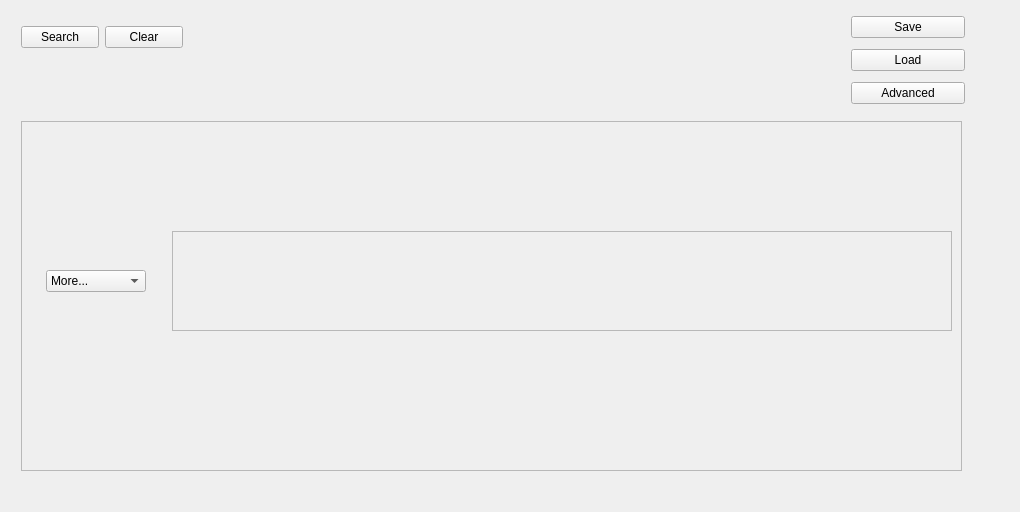
This is query/scroll.ui in BioSignalML/biosignalml-browser as Qt 5 draws it before an edit. The edited form follows.
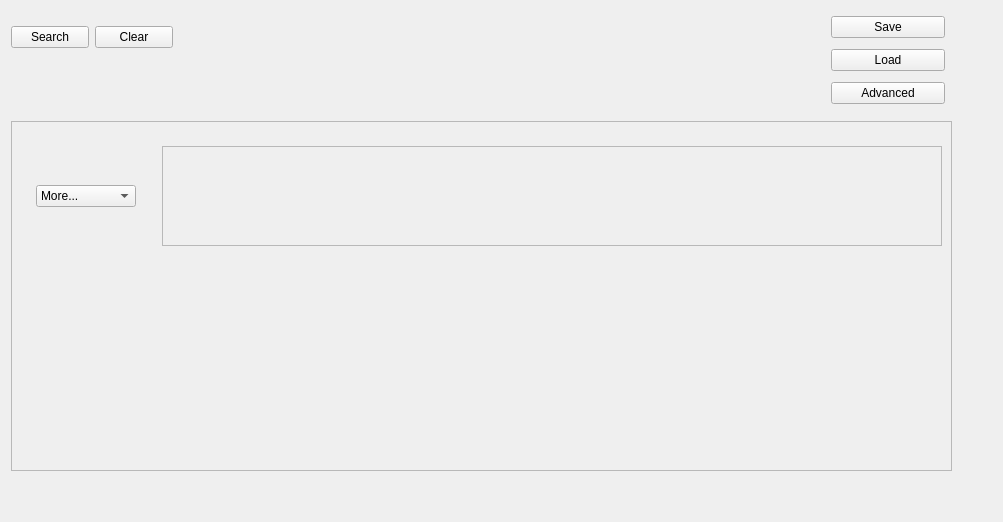
This is the edited form. Custom widgets are drawn as their Qt base class.

Commit message: Limit rows in expressions; tweaks to layout.

Diff of the .ui file:
```diff
--- a/query/scroll.ui
+++ b/query/scroll.ui
@@ -6,8 +6,8 @@
    <rect>
     <x>0</x>
     <y>0</y>
-    <width>1020</width>
-    <height>512</height>
+    <width>1003</width>
+    <height>522</height>
    </rect>
   </property>
   <property name="windowTitle">
@@ -27,8 +27,8 @@
        <rect>
         <x>0</x>
         <y>0</y>
-        <width>996</width>
-        <height>488</height>
+        <width>979</width>
+        <height>498</height>
        </rect>
       </property>
       <property name="sizePolicy">
@@ -39,14 +39,14 @@
       </property>
       <property name="minimumSize">
        <size>
-        <width>970</width>
-        <height>470</height>
+        <width>960</width>
+        <height>480</height>
        </size>
       </property>
       <widget class="QFrame" name="Frame">
        <property name="geometry">
         <rect>
-         <x>10</x>
+         <x>0</x>
          <y>110</y>
          <width>941</width>
          <height>350</height>
@@ -85,7 +85,7 @@
           <x>0</x>
           <y>0</y>
           <width>951</width>
-          <height>521</height>
+          <height>351</height>
          </rect>
         </property>
         <layout class="QGridLayout" name="gridLayout" rowstretch="0,0,0">
@@ -219,13 +219,45 @@
            </property>
           </spacer>
          </item>
+         <item row="1" column="0">
+          <spacer name="horizontalSpacer_3">
+           <property name="orientation">
+            <enum>Qt::Horizontal</enum>
+           </property>
+           <property name="sizeType">
+            <enum>QSizePolicy::Fixed</enum>
+           </property>
+           <property name="sizeHint" stdset="0">
+            <size>
+             <width>5</width>
+             <height>20</height>
+            </size>
+           </property>
+          </spacer>
+         </item>
+         <item row="2" column="0">
+          <spacer name="horizontalSpacer_4">
+           <property name="orientation">
+            <enum>Qt::Horizontal</enum>
+           </property>
+           <property name="sizeType">
+            <enum>QSizePolicy::Fixed</enum>
+           </property>
+           <property name="sizeHint" stdset="0">
+            <size>
+             <width>5</width>
+             <height>20</height>
+            </size>
+           </property>
+          </spacer>
+         </item>
         </layout>
        </widget>
       </widget>
       <widget class="QWidget" name="layoutWidget">
        <property name="geometry">
         <rect>
-         <x>840</x>
+         <x>820</x>
          <y>0</y>
          <width>114</width>
          <height>100</height>
@@ -258,7 +290,7 @@
       <widget class="QWidget" name="layoutWidget">
        <property name="geometry">
         <rect>
-         <x>10</x>
+         <x>0</x>
          <y>10</y>
          <width>162</width>
          <height>32</height>
```
The commit also changes 2 other files.
